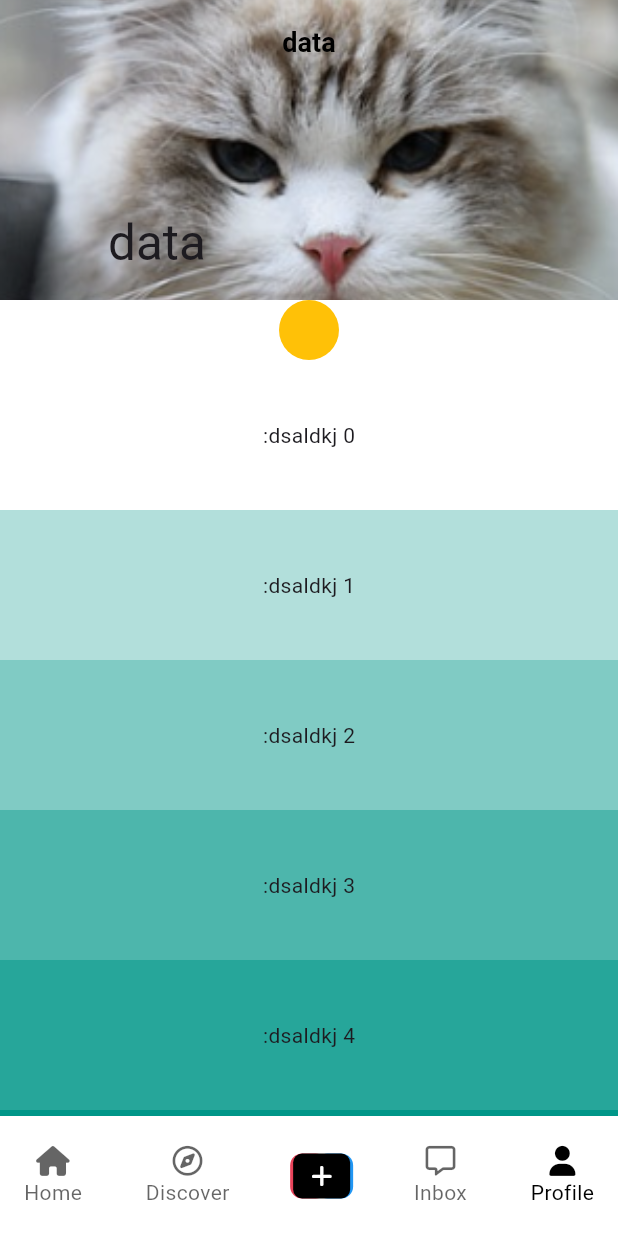
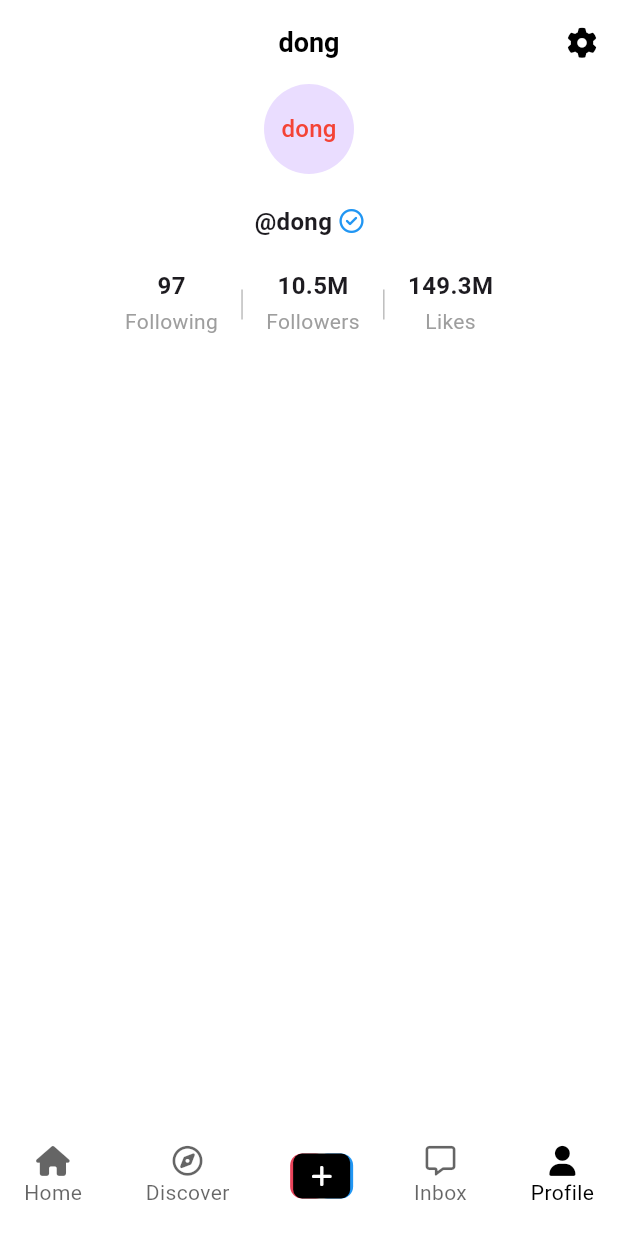
Before and after one commit to rts231106/tictokclone, a Flutter app: the screen it shows after launch, on a phone screen of 412 x 824 dp. Run offline on Flutter 3.47's test engine with Material 3 defaults, Android fonts, the phone set to English and light mode, and no system bars; our stand-ins replace font_awesome_flutter, video_player, visibility_detector; network calls fail.

Commit message:
VerticalDivider

```diff
--- a/lib/feature/users/user_profile_screen.dart
+++ b/lib/feature/users/user_profile_screen.dart
@@ -1,5 +1,8 @@
 import 'package:flutter/cupertino.dart';
 import 'package:flutter/material.dart';
+import 'package:flutter/widgets.dart';
+import 'package:font_awesome_flutter/font_awesome_flutter.dart';
+import 'package:tictokclone/constants/gaps.dart';
 import 'package:tictokclone/constants/sizes.dart';
 
 class UserProfileScreen extends StatefulWidget {
@@ -16,105 +19,129 @@
       //slivers  scroll view의 일부 scroll할때 사용하는것
       slivers: [
         SliverAppBar(
-          pinned: true,
-          backgroundColor: Colors.teal,
-          title: const Text("data"),
-          collapsedHeight: 80,
-          expandedHeight: 200,
-          flexibleSpace: FlexibleSpaceBar(
-            stretchModes: const [
-              StretchMode.blurBackground,
-              StretchMode.fadeTitle,
-              StretchMode.zoomBackground,
-            ],
-            background: Image.asset(
-              "lib/assets/images/cat.png",
-              fit: BoxFit.cover,
+          title: const Text(
+            "dong",
           ),
-            title: const Text("data"),
+          actions: [
+            IconButton(
+              onPressed: () {},
+              icon: const FaIcon(
+                FontAwesomeIcons.gear,
+                size: Sizes.size20,
               ),
             ),
-        const SliverToBoxAdapter(
+          ],
+        ),
+        SliverToBoxAdapter(
           child: Column(
             children: [
-              CircleAvatar(
-                backgroundColor: Colors.amber,
+              const CircleAvatar(
+                radius: 30,
+                foregroundColor: Colors.red,
+                child: Text(
+                  "dong",
+                ),
+              ),
+              Gaps.v20,
+              const Row(
+                mainAxisAlignment: MainAxisAlignment.center,
+                children: [
+                  Text(
+                    "@dong",
+                    style: TextStyle(
+                      fontWeight: FontWeight.bold,
+                      fontSize: Sizes.size16,
+                    ),
+                  ),
+                  Gaps.h5,
+                  FaIcon(
+                    FontAwesomeIcons.circleCheck,
+                    size: Sizes.size16,
+                    color: Colors.blue,
+                  ),
+                ],
+              ),
+              Gaps.v20,
+              SizedBox(
+                height: Sizes.size48,
+                child: Row(
+                  mainAxisAlignment: MainAxisAlignment.center,
+                  children: [
+                    const Column(
+                      children: [
+                        Text(
+                          "97",
+                          style: TextStyle(
+                            fontWeight: FontWeight.bold,
+                            fontSize: Sizes.size16,
+                          ),
+                        ),
+                        Gaps.v2,
+                        Text(
+                          "Following",
+                          style: TextStyle(
+                            color: Colors.grey,
+                          ),
                         )
                       ],
                     ),
+                    VerticalDivider(
+                      width: Sizes.size32,
+                      thickness: Sizes.size1,
+                      color: Colors.grey.shade400,
+                      indent: Sizes.size14,
+                      endIndent: Sizes.size14,
                     ),
-        SliverFixedExtentList(
-          delegate: SliverChildBuilderDelegate(
-            childCount: 50,
-            (context, index) => Container(
-              color: Colors.teal[100 * (index % 9)],
-              child: Align(
-                alignment: Alignment.center,
-                child: Text(
-                  ":dsaldkj $index",
+                    const Column(
+                      children: [
+                        Text(
+                          "10.5M",
+                          style: TextStyle(
+                            fontWeight: FontWeight.bold,
+                            fontSize: Sizes.size16,
                           ),
                         ),
+                        Gaps.v2,
+                        Text(
+                          "Followers",
+                          style: TextStyle(
+                            color: Colors.grey,
+                          ),
+                        )
+                      ],
+                    ),
+                    VerticalDivider(
+                      width: Sizes.size32,
+                      thickness: Sizes.size1,
+                      color: Colors.grey.shade400,
+                      indent: Sizes.size14,
+                      endIndent: Sizes.size14,
+                    ),
+                    const Column(
+                      children: [
+                        Text(
+                          "149.3M",
+                          style: TextStyle(
+                            fontWeight: FontWeight.bold,
+                            fontSize: Sizes.size16,
                           ),
                         ),
-          //item 크기
-          itemExtent: 100,
+                        Gaps.v2,
+                        Text(
+                          "Likes",
+                          style: TextStyle(
+                            color: Colors.grey,
                           ),
-        SliverPersistentHeader(
-          delegate: CustomDelegate(),
-          pinned: true,
+                        )
+                      ],
+                    )
+                  ],
                 ),
-        SliverGrid(
-          delegate: SliverChildBuilderDelegate(
-            childCount: 20,
-            (context, index) => Container(
-              color: Colors.amber[100 * (index % 9)],
-              child: const Align(
-                alignment: Alignment.center,
-                child: Text(
-                  ":dsaldkj",
+              )
+            ],
           ),
-              ),
-            ),
-          ),
-          gridDelegate: const SliverGridDelegateWithMaxCrossAxisExtent(
-            maxCrossAxisExtent: 100,
-            mainAxisSpacing: Sizes.size20,
-            crossAxisSpacing: Sizes.size20,
-            childAspectRatio: 1,
-          ),
-        ),
+        )
       ],
     );
   }
 }
-
-class CustomDelegate extends SliverPersistentHeaderDelegate {
-  @override
-  Widget build(
-      BuildContext context, double shrinkOffset, bool overlapsContent) {
-    return Container(
-      color: Colors.indigo,
-      //보모의 최대 크
-      child: const FractionallySizedBox(
-        heightFactor: 1,
-        child: Center(
-          child: Text("Title"),
-        ),
-      ),
-    );
-  }
-
-//최대높이
-  @override
-  double get maxExtent => 100;
-//최저높이
-  @override
-  double get minExtent => 100;
-
-  @override
-  bool shouldRebuild(covariant SliverPersistentHeaderDelegate oldDelegate) {
-// flutter에게 우리 persistent header가 보여져야 되는지 알려주는 method
-
-    return false;
-  }
-}
```
Lines whose indentation alone changed are shown as unchanged.
